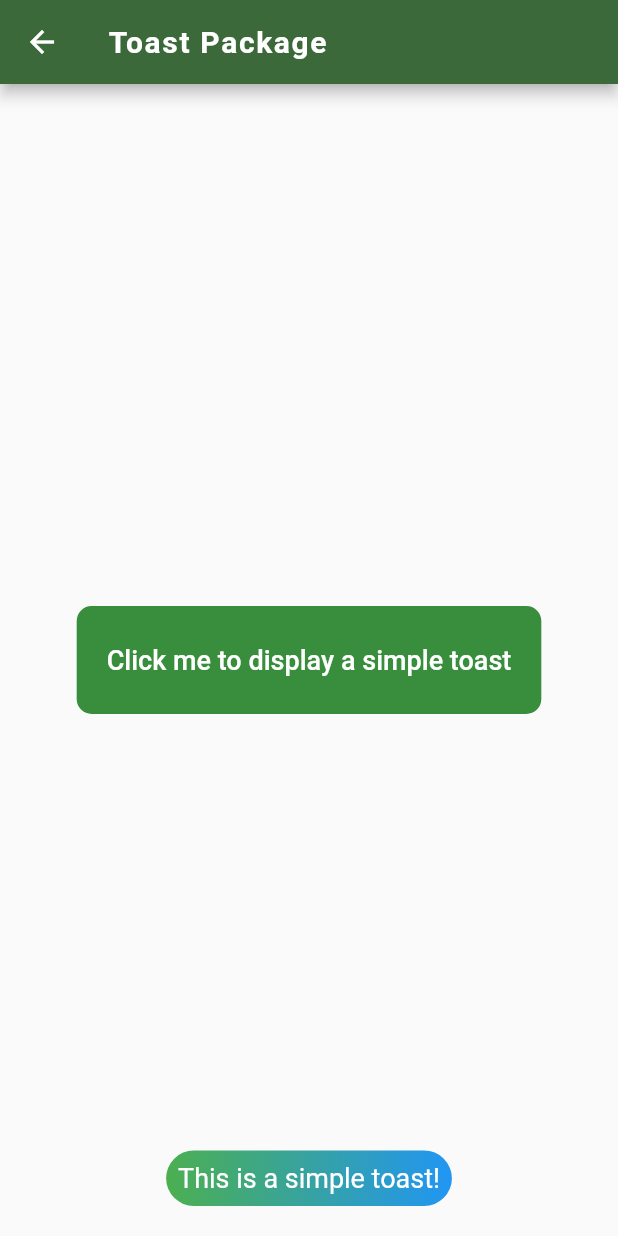
After one commit to HeshmatGhaffariHadid/Libraries-Navigator, a Flutter app: the ToastScreen screen opened by its route, after a tap on "Click me to display a simple toast", on a phone screen of 412 x 824 dp. The commit adds this screen. Run offline on Flutter 3.47's test engine with Material 2 defaults, Android fonts, the phone set to English and light mode, and no system bars; our stand-ins replace flutter_styled_toast, font_awesome_flutter; missing offline and left inert: material_dialogs.

Commit message:
Toast package added and applied

```diff
--- a/lib/main.dart
+++ b/lib/main.dart
@@ -1,6 +1,7 @@
 import 'package:flutter/material.dart';
 import 'package:libraries_navigator/screens/intl_screen.dart';
 import 'package:libraries_navigator/screens/material_dialog.dart';
+import 'package:libraries_navigator/screens/toast_screen.dart';
 import 'screens/home_screen.dart';
 
 void main() {
@@ -18,6 +19,7 @@ class MyApp extends StatelessWidget {
         '/': (context) => HomeScreen(),
         '/intl': (context) => IntlScreen(),
         '/material_dialog': (context) => MaterialDialog(),
+        '/toast_screen' : (context) => ToastScreen(),
       },
       theme: ThemeData.light().copyWith(
         colorScheme: ColorScheme.fromSeed(
--- a/lib/screens/home_screen.dart
+++ b/lib/screens/home_screen.dart
@@ -44,7 +44,7 @@ class HomeScreen extends StatelessWidget {
             child: Row(
               children: [
                 Expanded(child: ClickableCard('material-dialog','/material_dialog')),
-                Expanded(child: ClickableCard('Flutter Toast Package','')),
+                Expanded(child: ClickableCard('Flutter Toast Package','/toast_screen')),
               ],
             ),
           ),
--- a/lib/screens/material_dialog.dart
+++ b/lib/screens/material_dialog.dart
@@ -69,7 +69,8 @@ class MaterialDialog extends StatelessWidget {
                       color: Colors.white,
                       actions: [
                         IconsOutlineButton(
-                          onPressed: () {},
+                          onPressed: () {
+                          },
                           text: 'Cancel',
                           iconData: Icons.cancel_outlined,
                           textStyle: TextStyle(color: Colors.grey),
@@ -89,7 +90,6 @@ class MaterialDialog extends StatelessWidget {
                     style: kTextStyle,
                   )),
             ),
-
           ],
         ),
       ),
--- /dev/null
+++ b/lib/screens/toast_screen.dart
@@ -0,0 +1,53 @@
+import 'package:flutter/material.dart';
+import 'package:libraries_navigator/constants.dart';
+import 'package:flutter_styled_toast/flutter_styled_toast.dart';
+class ToastScreen extends StatelessWidget {
+  const ToastScreen({super.key});
+
+  @override
+  Widget build(BuildContext context) {
+    return  Scaffold(
+      appBar: AppBar(
+        title: Text('Toast Package',style: kTitleStyle),
+      ),
+      body: Center(
+        child: Column(
+          mainAxisAlignment: MainAxisAlignment.center,
+          children: [
+            Container(
+              decoration: BoxDecoration(
+                color: Colors.green.shade700,
+                borderRadius: BorderRadius.circular(10),
+              ),
+              child: Padding(
+                padding: const EdgeInsets.all(12),
+                child: TextButton(
+                  onPressed: () => showToastWidget(Container(
+                    decoration:BoxDecoration(
+                      gradient: LinearGradient(colors: [Colors.green, Colors.blue]),
+                      borderRadius: BorderRadius.circular(30),
+                    ),
+                    child: const Padding(
+                      padding: EdgeInsets.all(8.0),
+                      child: Text('This is a simple toast!',style: TextStyle(
+                        color: Colors.white,
+                        fontSize: 18,
+                      ),),
+                    ),
+                  ),
+                    context: context,
+                    duration: Duration(seconds: 2),
+                    animation: StyledToastAnimation.scale,
+                    curve: Curves.elasticOut,
+                    reverseCurve: Curves.easeIn,
+                  ) , child: Text('Click me to display a simple toast',style: kTextStyle),),
+              ),
+            )
+            ,
+
+          ],
+        ),
+      ),
+    );
+  }
+}
```
Also changed, not shown: pubspec.yaml (+3 -5 lines), pubspec.lock.
